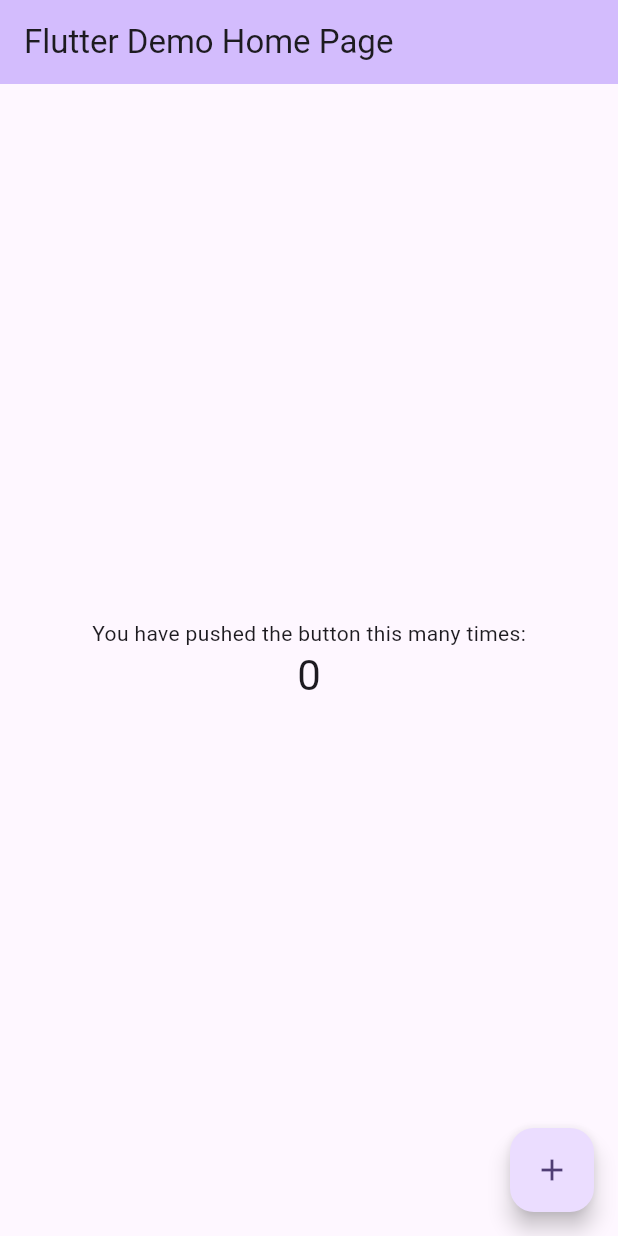
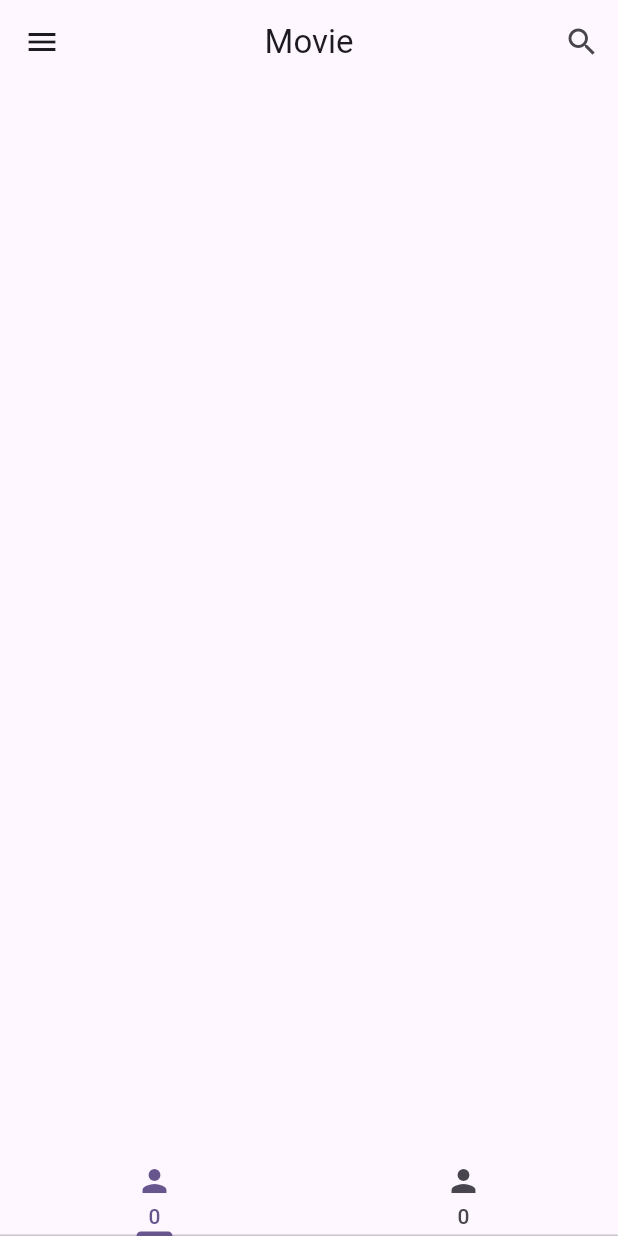
Before and after one commit to LiHouyun/movies_app, a Flutter app: the screen it shows after launch, on a phone screen of 412 x 824 dp. Run offline on Flutter 3.47's test engine with Material 3 defaults, Android fonts, the phone set to English and light mode, and no system bars.

Commit message:
完成视频06.TabBar

```diff
--- a/lib/main.dart
+++ b/lib/main.dart
@@ -11,115 +11,74 @@ class MyApp extends StatelessWidget {
   @override
   Widget build(BuildContext context) {
     return MaterialApp(
-      title: 'Flutter Demo',
+      title: 'Movie App',
       theme: ThemeData(
-        // This is the theme of your application.
-        //
-        // TRY THIS: Try running your application with "flutter run". You'll see
-        // the application has a purple toolbar. Then, without quitting the app,
-        // try changing the seedColor in the colorScheme below to Colors.green
-        // and then invoke "hot reload" (save your changes or press the "hot
-        // reload" button in a Flutter-supported IDE, or press "r" if you used
-        // the command line to start the app).
-        //
-        // Notice that the counter didn't reset back to zero; the application
-        // state is not lost during the reload. To reset the state, use hot
-        // restart instead.
-        //
-        // This works for code too, not just values: Most code changes can be
-        // tested with just a hot reload.
-        colorScheme: ColorScheme.fromSeed(seedColor: Colors.deepPurple),
+        colorScheme: ColorScheme.fromSeed(
+            seedColor: const Color.fromARGB(255, 54, 20, 114)),
         useMaterial3: true,
       ),
-      home: const MyHomePage(title: 'Flutter Demo Home Page'),
+      home: MyHomePage(),
+      debugShowCheckedModeBanner: false,
     );
   }
 }
 
-class MyHomePage extends StatefulWidget {
-  const MyHomePage({super.key, required this.title});
-
-  // This widget is the home page of your application. It is stateful, meaning
-  // that it has a State object (defined below) that contains fields that affect
-  // how it looks.
-
-  // This class is the configuration for the state. It holds the values (in this
-  // case the title) provided by the parent (in this case the App widget) and
-  // used by the build method of the State. Fields in a Widget subclass are
-  // always marked "final".
-
-  final String title;
-
-  @override
-  State<MyHomePage> createState() => _MyHomePageState();
-}
-
-class _MyHomePageState extends State<MyHomePage> {
-  int _counter = 0;
-
-  void _incrementCounter() {
-    setState(() {
-      // This call to setState tells the Flutter framework that something has
-      // changed in this State, which causes it to rerun the build method below
-      // so that the display can reflect the updated values. If we changed
-      // _counter without calling setState(), then the build method would not be
-      // called again, and so nothing would appear to happen.
-      _counter++;
-    });
-  }
-
+class MyHomePage extends StatelessWidget {
   @override
   Widget build(BuildContext context) {
-    // This method is rerun every time setState is called, for instance as done
-    // by the _incrementCounter method above.
-    //
-    // The Flutter framework has been optimized to make rerunning build methods
-    // fast, so that you can just rebuild anything that needs updating rather
-    // than having to individually change instances of widgets.
-    return Scaffold(
-      appBar: AppBar(
-        // TRY THIS: Try changing the color here to a specific color (to
-        // Colors.amber, perhaps?) and trigger a hot reload to see the AppBar
-        // change color while the other colors stay the same.
-        backgroundColor: Theme.of(context).colorScheme.inversePrimary,
-        // Here we take the value from the MyHomePage object that was created by
-        // the App.build method, and use it to set our appbar title.
-        title: Text(widget.title),
-      ),
-      body: Center(
-        // Center is a layout widget. It takes a single child and positions it
-        // in the middle of the parent.
-        child: Column(
-          // Column is also a layout widget. It takes a list of children and
-          // arranges them vertically. By default, it sizes itself to fit its
-          // children horizontally, and tries to be as tall as its parent.
-          //
-          // Column has various properties to control how it sizes itself and
-          // how it positions its children. Here we use mainAxisAlignment to
-          // center the children vertically; the main axis here is the vertical
-          // axis because Columns are vertical (the cross axis would be
-          // horizontal).
-          //
-          // TRY THIS: Invoke "debug painting" (choose the "Toggle Debug Paint"
-          // action in the IDE, or press "p" in the console), to see the
-          // wireframe for each widget.
-          mainAxisAlignment: MainAxisAlignment.center,
-          children: <Widget>[
-            const Text(
-              'You have pushed the button this many times:',
-            ),
-            Text(
-              '$_counter',
-              style: Theme.of(context).textTheme.headlineMedium,
+    return DefaultTabController(
+      length: 2,
+      child: Scaffold(
+        appBar: AppBar(
+          title: Text("Movie"),
+          centerTitle: true,
+          actions: [
+            IconButton(
+              onPressed: () {},
+              icon: Icon(Icons.search),
             ),
           ],
         ),
+        drawer: Drawer(
+          child: ListView(
+            children: const [
+              UserAccountsDrawerHeader(
+                accountName: Text("accountName"),
+                accountEmail: Text("accountEmail"),
+                currentAccountPicture: CircleAvatar(
+                  backgroundImage: NetworkImage(""),
+                ),
+              ),
+              ListTile(
+                title: Text("data"),
+                trailing: Icon(Icons.percent),
+              ),
+              ListTile(
+                title: Text("data"),
+                trailing: Icon(Icons.percent),
+              ),
+              ListTile(
+                title: Text("data"),
+                trailing: Icon(Icons.percent),
+              ),
+              Divider(),
+              ListTile(
+                title: Text("data"),
+                trailing: Icon(Icons.percent),
+              ),
+            ],
+          ),
+        ),
+        bottomNavigationBar: Container(
+          height: 50,
+          child: TabBar(
+            tabs: [
+              Tab(text: "0", icon: Icon(Icons.person)),
+              Tab(text: "0", icon: Icon(Icons.person)),
+            ],
+          ),
+        ),
       ),
-      floatingActionButton: FloatingActionButton(
-        onPressed: _incrementCounter,
-        tooltip: 'Increment',
-        child: const Icon(Icons.add),
-      ), // This trailing comma makes auto-formatting nicer for build methods.
     );
   }
 }
```
Also changed, not shown: 1 other file.
